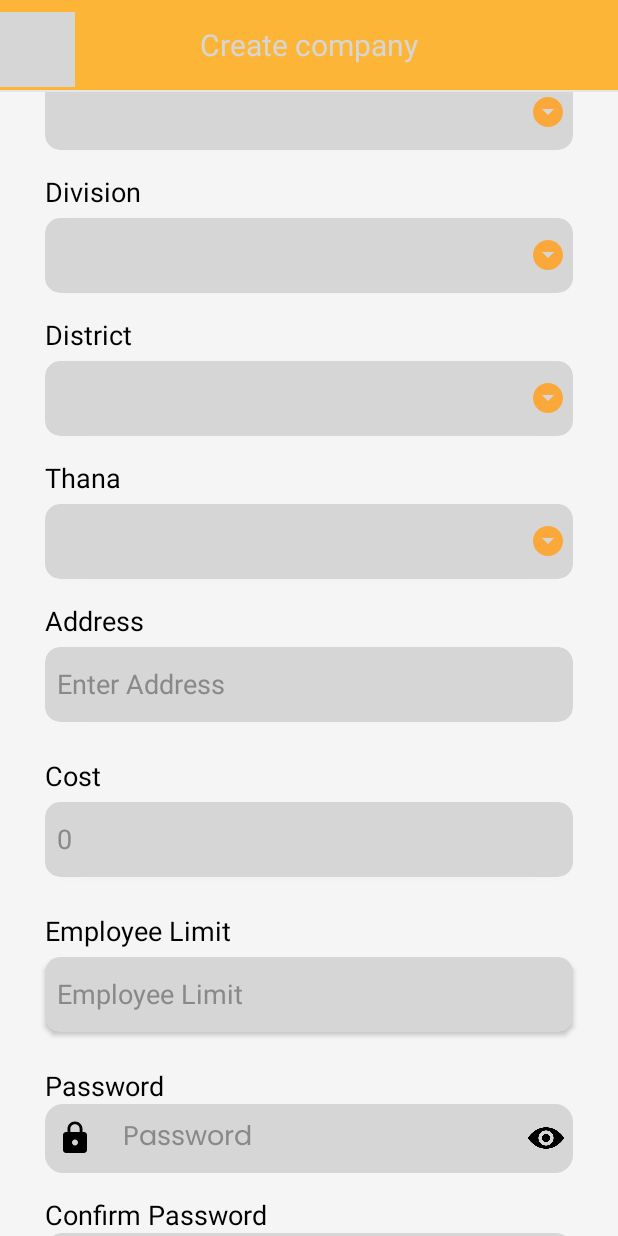
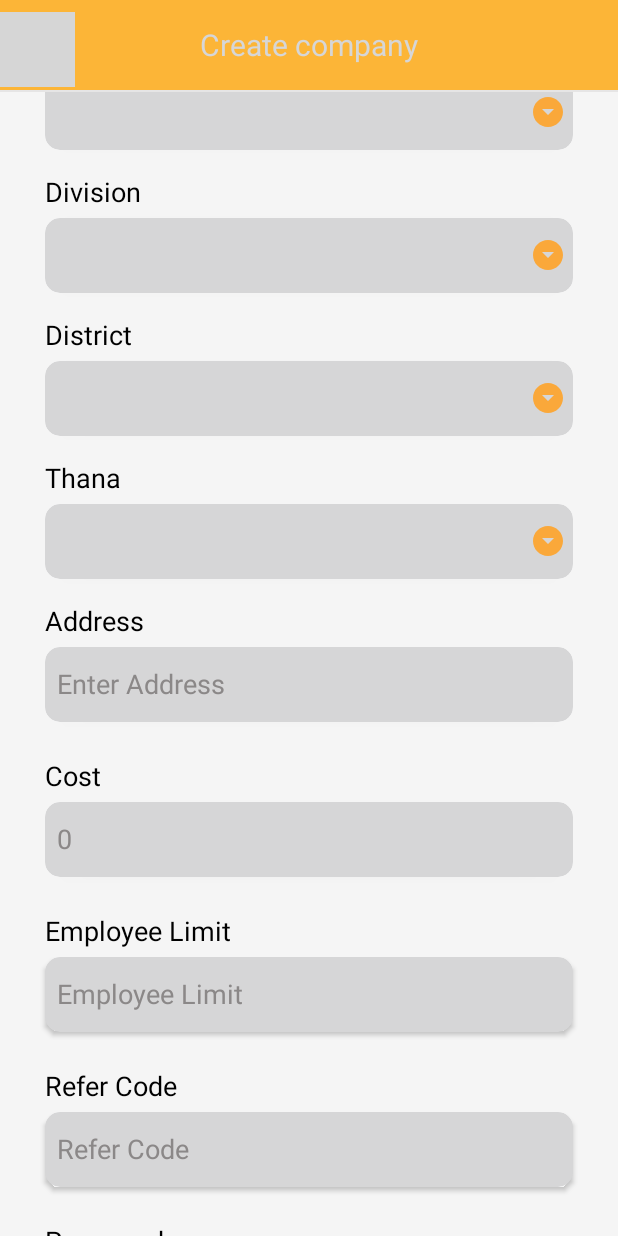
Before and after one commit to shanzid/AttendenceTrack, an Android app: the CreateCompanyActivity screen opened directly, with no data from a screen before it, scrolled down 533 dp, on a phone screen of 412 x 824 dp. Run offline under Robolectric (Android 15) with nearby library versions, the phone set to English and light mode, and no system bars; Roboto replaces fonts that are not available here; 2 statements that could not run were skipped; grey boxes are pictures that could not be loaded.

Commit message:
refer code issues done

```diff
--- a/app/src/main/java/com/attendance/tracker/activity/master/CreateCompanyActivity.java
+++ b/app/src/main/java/com/attendance/tracker/activity/master/CreateCompanyActivity.java
@@ -4,7 +4,9 @@ import androidx.appcompat.app.AppCompatActivity;
 import androidx.appcompat.widget.AppCompatButton;
 import androidx.appcompat.widget.AppCompatImageView;
 
+import android.content.SharedPreferences;
 import android.os.Bundle;
+import android.preference.PreferenceManager;
 import android.text.InputType;
 import android.text.method.HideReturnsTransformationMethod;
 import android.text.method.PasswordTransformationMethod;
@@ -37,7 +39,7 @@ import retrofit2.Callback;
 import retrofit2.Response;
 
 public class CreateCompanyActivity extends AppCompatActivity {
-    private TextInputEditText company,mobile,mobile_2,user_name,email,address,pass,Cpass,employee,cost;
+    private TextInputEditText company,mobile,mobile_2,user_name,email,address,pass,Cpass,employee,cost,et_referCode;
     Spinner division,district,thana,country;
     AppCompatImageView back;
     AppCompatButton save;
@@ -99,6 +101,14 @@ public class CreateCompanyActivity extends AppCompatActivity {
         back = findViewById(R.id.back);//imageview
         passwordView = findViewById(R.id.showPassword);
         getPasswordView = findViewById(R.id.showPassword2);
+        et_referCode = findViewById(R.id.et_referCode);
+        SharedPreferences prefs = PreferenceManager.getDefaultSharedPreferences(this);
+        String refercode = prefs.getString("refer_code",null);
+        if (refercode.isEmpty()){
+
+        }else {
+            et_referCode.setText(refercode);
+        }
 
     }
     private void initFunc() {
--- a/app/src/main/java/com/attendance/tracker/activity/splash/SplashActivity.java
+++ b/app/src/main/java/com/attendance/tracker/activity/splash/SplashActivity.java
@@ -4,8 +4,10 @@ import androidx.appcompat.app.AppCompatActivity;
 import androidx.appcompat.widget.AppCompatImageView;
 
 import android.content.Intent;
+import android.content.SharedPreferences;
 import android.net.Uri;
 import android.os.Bundle;
+import android.preference.PreferenceManager;
 import android.util.Log;
 import android.view.Window;
 import android.view.WindowManager;
@@ -56,8 +58,16 @@ public class SplashActivity extends AppCompatActivity {
         Intent intent = getIntent();
         String action = intent.getAction();
         Uri data = intent.getData();
+        SharedPreferences prefs = PreferenceManager.getDefaultSharedPreferences(this);
+        SharedPreferences.Editor editor = prefs.edit();
         if (data !=null){
-
+            String[] separated = data.toString().split("/");
+            String usrId = separated[separated.length-1];
+            editor.putString("refer_code", usrId);
+            editor.apply();
+        }else {
+            editor.putString("refer_code", "");
+            editor.apply();
         }
     }
 
--- a/app/src/main/res/layout/activity_create_company_new.xml
+++ b/app/src/main/res/layout/activity_create_company_new.xml
@@ -572,11 +572,59 @@
 
             </androidx.cardview.widget.CardView>
 
+
+            <androidx.appcompat.widget.AppCompatTextView
+                android:id="@+id/refer"
+                android:layout_width="wrap_content"
+                android:layout_height="wrap_content"
+                android:layout_below="@+id/employee_layout"
+                android:layout_marginStart="30dp"
+                android:layout_marginTop="15dp"
+                android:text="Refer Code"
+                android:textColor="@color/black_color"
+                android:textSize="18sp">
+
+            </androidx.appcompat.widget.AppCompatTextView>
+
+            <androidx.cardview.widget.CardView
+                android:id="@+id/refer_code"
+                android:layout_width="match_parent"
+                android:layout_height="50dp"
+                android:layout_below="@+id/refer"
+                android:layout_marginStart="30dp"
+                android:layout_marginTop="5dp"
+                android:background="@drawable/shadow_border"
+                android:layout_marginEnd="30dp"
+                android:layout_marginBottom="8dp"
+                app:boxStrokeWidth="2dp"
+                app:cardElevation="2dp"
+                app:cardCornerRadius="10dp"
+                app:boxStrokeWidthFocused="2dp"
+                app:cardBackgroundColor="@color/white"
+                app:errorEnabled="true">
+
+                <com.google.android.material.textfield.TextInputEditText
+                    android:id="@+id/et_referCode"
+                    android:layout_width="match_parent"
+                    android:layout_height="wrap_content"
+                    android:background="@android:color/transparent"
+                    android:hint="Refer Code"
+                    android:inputType="number"
+                    android:layout_marginEnd="8dp"
+                    android:editable="false"
+                    android:enabled="false"
+                    android:layout_marginStart="8dp"
+                    android:paddingTop="12dp"
+                    android:textColor="@color/black_color"
+                    android:textColorHint="@color/hint" />
+
+            </androidx.cardview.widget.CardView>
+
             <androidx.appcompat.widget.AppCompatTextView
                 android:id="@+id/passoneTV"
                 android:layout_width="wrap_content"
                 android:layout_height="wrap_content"
-                android:layout_below="@+id/employee_layout"
+                android:layout_below="@+id/refer_code"
                 android:layout_marginStart="30dp"
                 android:layout_marginTop="15dp"
                 android:text="Password"
@@ -584,6 +632,8 @@
                 android:textSize="18sp">
 
             </androidx.appcompat.widget.AppCompatTextView>
+
+
             <LinearLayout
                 android:layout_width="match_parent"
                 android:layout_below="@+id/passoneTV"
```
Also changed, not shown: 32 other files.
